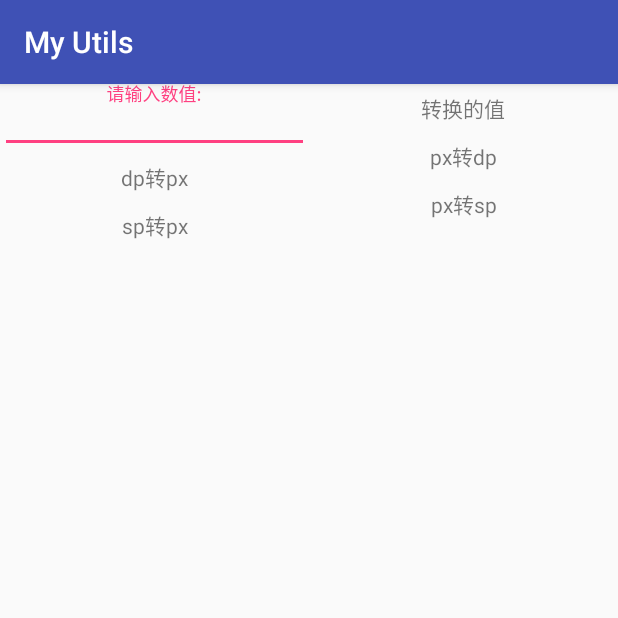
After one commit to isyue/UtilsLibrary, an Android app: the DensitySimpleActivity screen opened directly, with no data from a screen before it, on a phone screen of 412 x 824 dp, the top half of it. The commit adds this screen. Run offline under Robolectric (Android 15) with nearby library versions, the phone set to English and light mode, and no system bars; our stand-ins replace ButterKnife.

Commit message:
增加屏幕密度工具类使用方法

```diff
--- a/app/src/main/AndroidManifest.xml
+++ b/app/src/main/AndroidManifest.xml
@@ -17,6 +17,7 @@
             </intent-filter>
         </activity>
         <activity android:name=".simple.ToastActivity"></activity>
+        <activity android:name=".simple.DensitySimpleActivity" />
     </application>
 
 </manifest>
--- a/app/src/main/java/xmqian/myutils/MainActivity.java
+++ b/app/src/main/java/xmqian/myutils/MainActivity.java
@@ -12,6 +12,7 @@ import java.util.ArrayList;
 import java.util.Arrays;
 import java.util.List;
 
+import xmqian.myutils.simple.DensitySimpleActivity;
 import xmqian.myutils.simple.ToastActivity;
 
 
@@ -41,6 +42,7 @@ public class MainActivity extends AppCompatActivity {
 
     private void addActivity() {
         activitys.add(ToastActivity.class);
+        activitys.add(DensitySimpleActivity.class);
     }
 
     private void goActivity(Class activity) {
--- /dev/null
+++ b/app/src/main/java/xmqian/myutils/simple/DensitySimpleActivity.java
@@ -0,0 +1,69 @@
+package xmqian.myutils.simple;
+
+import android.os.Bundle;
+import android.support.design.widget.TextInputEditText;
+import android.text.TextUtils;
+import android.widget.TextView;
+
+import butterknife.Bind;
+import butterknife.ButterKnife;
+import butterknife.OnClick;
+import regpang.utilslibrary.utils.DensityUtil;
+import xmqian.myutils.ActivityBase;
+import xmqian.myutils.R;
+
+/**
+ * @author xmqian
+ * @date 2018/5/25
+ * @desc 测试密度转换
+ */
+public class DensitySimpleActivity extends ActivityBase {
+    @Bind(R.id.edit_input)
+    TextInputEditText inputEditText;
+    @Bind(R.id.tv_show_value)
+    TextView tvShowValue;
+
+    @Override
+    protected void setWantShowContentView(Bundle savedInstanceState) {
+        setContentView(R.layout.activity_density_simple);
+        ButterKnife.bind(this);
+    }
+
+    @Override
+    protected void initView() {
+
+    }
+
+    public float getInputValue() {
+        if (TextUtils.isEmpty(inputEditText.getText().toString())) {
+            return 0;
+        } else {
+            return Float.valueOf(inputEditText.getText().toString());
+        }
+    }
+
+    public void setChangeValue(int value) {
+        tvShowValue.setText("转换后的值为：" + String.valueOf(value));
+    }
+
+
+    @OnClick(R.id.tv_dp2px)
+    public void dp2px() {
+        setChangeValue(DensityUtil.dip2px(this, getInputValue()));
+    }
+
+    @OnClick(R.id.tv_sp2px)
+    public void sp2px() {
+        setChangeValue(DensityUtil.sp2px(this, getInputValue()));
+    }
+
+    @OnClick(R.id.tv_px2dp)
+    public void px2dp() {
+        setChangeValue(DensityUtil.px2dip(this, getInputValue()));
+    }
+
+    @OnClick(R.id.tv_px2sp)
+    public void px2sp() {
+        setChangeValue(DensityUtil.px2sp(this, getInputValue()));
+    }
+}
--- a/app/src/main/java/xmqian/myutils/simple/ToastActivity.java
+++ b/app/src/main/java/xmqian/myutils/simple/ToastActivity.java
@@ -37,4 +37,10 @@ public class ToastActivity extends AppCompatActivity {
         /*需要注册全局Context*/
         ToastUtils.showLongMsg("显示长时间显示"+index +"次");
     }
+
+    @Override
+    protected void onDestroy() {
+        super.onDestroy();
+        ButterKnife.unbind(this);
+    }
 }
--- /dev/null
+++ b/app/src/main/res/layout/activity_density_simple.xml
@@ -0,0 +1,66 @@
+<?xml version="1.0" encoding="utf-8"?>
+<LinearLayout xmlns:android="http://schemas.android.com/apk/res/android"
+    android:orientation="horizontal" android:layout_width="match_parent"
+    android:layout_height="match_parent">
+<LinearLayout
+    android:layout_width="match_parent"
+    android:orientation="vertical"
+    android:layout_weight="1"
+    android:layout_height="wrap_content">
+    <android.support.design.widget.TextInputLayout
+        android:layout_width="match_parent"
+        android:layout_height="wrap_content">
+    <android.support.design.widget.TextInputEditText
+        android:layout_width="match_parent"
+        android:padding="5dp"
+        android:id="@+id/edit_input"
+        android:hint="请输入数值:"
+        android:gravity="center"
+        android:inputType="numberDecimal"
+        android:layout_height="wrap_content" />
+    </android.support.design.widget.TextInputLayout>
+    <TextView
+        android:id="@+id/tv_dp2px"
+        android:layout_width="match_parent"
+        android:gravity="center"
+        android:padding="5dp"
+        android:layout_height="wrap_content"
+        android:text="dp转px" />
+
+    <TextView
+        android:id="@+id/tv_sp2px"
+        android:gravity="center"
+        android:padding="5dp"
+        android:layout_width="match_parent"
+        android:layout_height="wrap_content"
+        android:text="sp转px" />
+</LinearLayout>
+    <LinearLayout
+        android:layout_width="match_parent"
+        android:layout_weight="1"
+        android:orientation="vertical"
+        android:layout_height="match_parent">
+        <TextView
+            android:id="@+id/tv_show_value"
+            android:layout_width="match_parent"
+            android:gravity="center"
+            android:padding="5dp"
+            android:layout_height="wrap_content"
+            android:text="转换的值" />
+
+        <TextView
+            android:id="@+id/tv_px2dp"
+            android:gravity="center"
+            android:padding="5dp"
+            android:layout_width="match_parent"
+            android:layout_height="wrap_content"
+            android:text="px转dp" />
+        <TextView
+            android:id="@+id/tv_px2sp"
+            android:gravity="center"
+            android:padding="5dp"
+            android:layout_width="match_parent"
+            android:layout_height="wrap_content"
+            android:text="px转sp" />
+    </LinearLayout>
+</LinearLayout>
--- a/app/src/main/res/values/arrays.xml
+++ b/app/src/main/res/values/arrays.xml
@@ -2,5 +2,6 @@
 <resources>
     <string-array name="item_name">
         <item>Toast测试</item>
+        <item>屏幕密度单位转换</item>
     </string-array>
 </resources>
```
Also changed, not shown: app/src/main/java/xmqian/myutils/ActivityBase.java (added, +28 -0 lines), utilslibrary/src/main/java/regpang/utilslibrary/base/BaseActivity.java (+3 -86 lines), utilslibrary/src/main/java/regpang/utilslibrary/utils/DensityUtil.java (+23 -6 lines).
